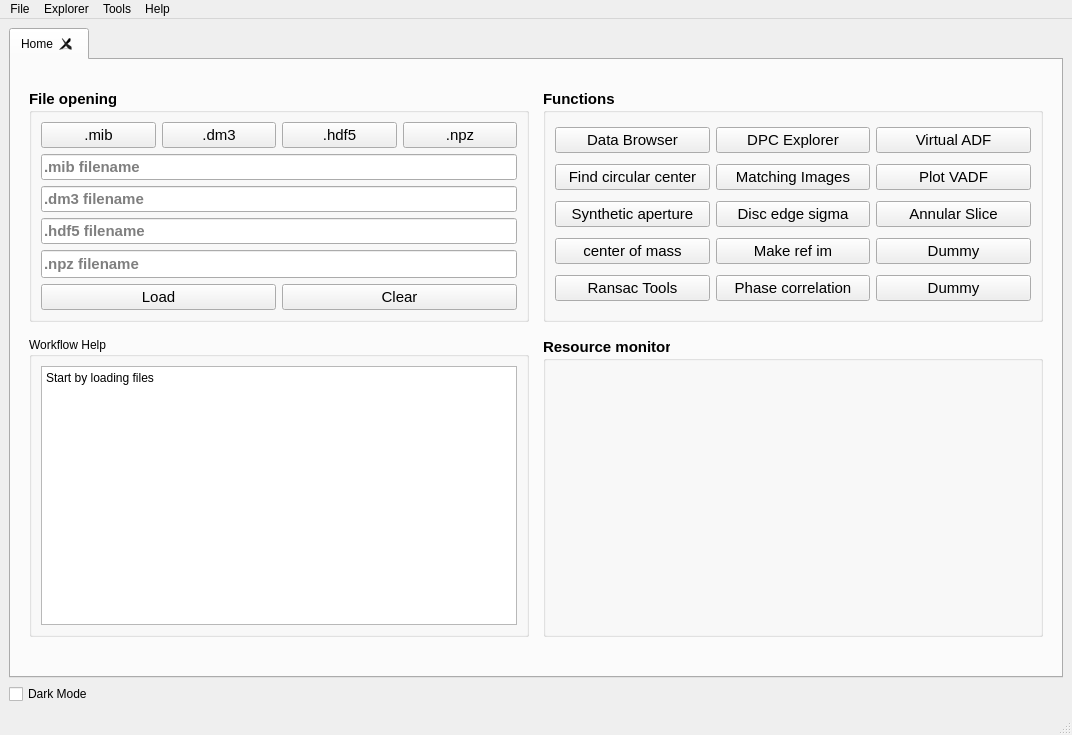
Qt form fpd_explorer/res/homescreen.ui (CS26-FPD-Explorer/FPD-Explorer) before a commit.
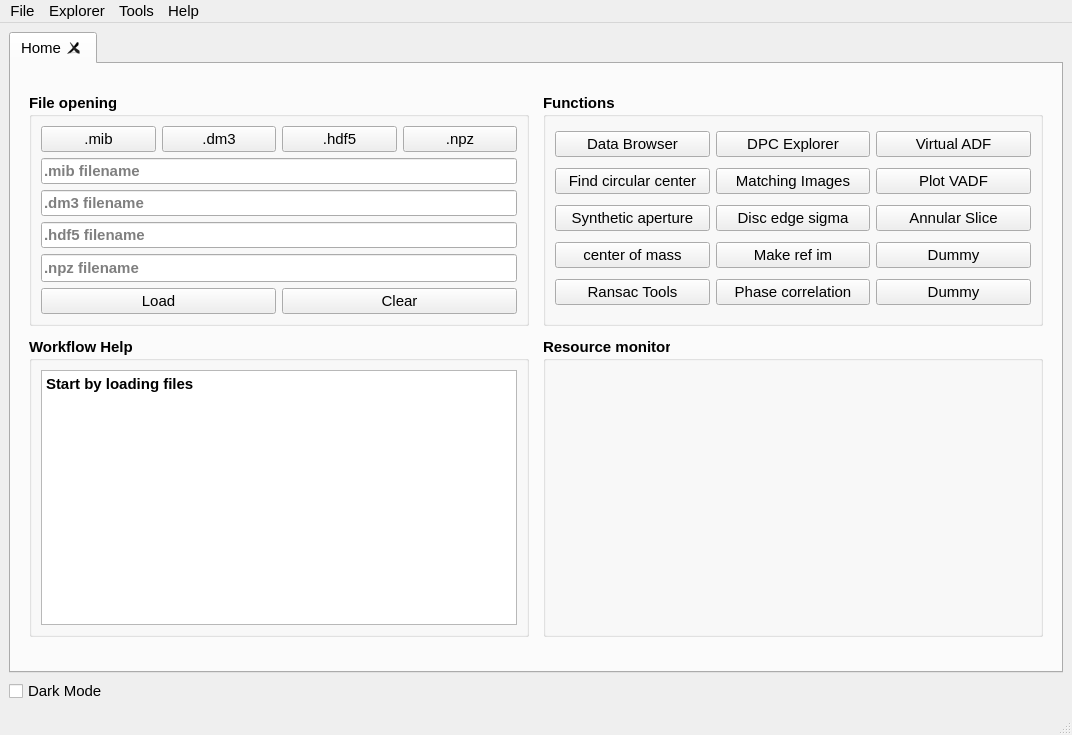
The same form after that commit. Custom widgets are drawn as their Qt base class.

Commit message: Fixed import error and no close button

```diff
--- a/fpd_explorer/res/homescreen.ui
+++ b/fpd_explorer/res/homescreen.ui
@@ -16,6 +16,11 @@
     <height>735</height>
    </size>
   </property>
+  <property name="font">
+   <font>
+    <pointsize>11</pointsize>
+   </font>
+  </property>
   <property name="windowTitle">
    <string>fpd gui</string>
   </property>
@@ -36,6 +41,11 @@
         <height>625</height>
        </size>
       </property>
+      <property name="font">
+       <font>
+        <pointsize>11</pointsize>
+       </font>
+      </property>
       <property name="currentIndex">
        <number>0</number>
       </property>
@@ -816,6 +826,13 @@
             <verstretch>0</verstretch>
            </sizepolicy>
           </property>
+          <property name="font">
+           <font>
+            <pointsize>11</pointsize>
+            <weight>75</weight>
+            <bold>true</bold>
+           </font>
+          </property>
           <property name="title">
            <string>Workflow Help</string>
           </property>
@@ -845,7 +862,7 @@
      <x>0</x>
      <y>0</y>
      <width>1072</width>
-     <height>22</height>
+     <height>26</height>
     </rect>
    </property>
    <widget class="QMenu" name="menuFile">
```
The commit also changes 2 other files.
